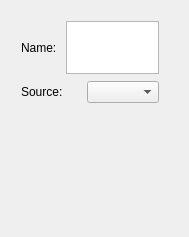
The window that FluxSol-CAE/NewJobDialog.ui (luchete80/fluxsol) describes before a commit, drawn with Qt 5.
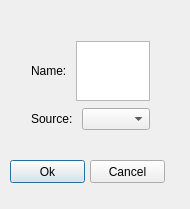
The same window after the commit.

Diff of the .ui file:
```diff
--- a/FluxSol-CAE/NewJobDialog.ui
+++ b/FluxSol-CAE/NewJobDialog.ui
@@ -6,8 +6,8 @@
    <rect>
     <x>0</x>
     <y>0</y>
-    <width>189</width>
-    <height>237</height>
+    <width>190</width>
+    <height>209</height>
    </rect>
   </property>
   <property name="windowTitle">
@@ -16,10 +16,10 @@
   <widget class="QWidget" name="verticalLayoutWidget">
    <property name="geometry">
     <rect>
-     <x>10</x>
-     <y>10</y>
-     <width>160</width>
-     <height>104</height>
+     <x>20</x>
+     <y>30</y>
+     <width>141</width>
+     <height>111</height>
     </rect>
    </property>
    <layout class="QVBoxLayout" name="verticalLayout">
@@ -59,6 +59,19 @@
       </item>
      </layout>
     </item>
+    <item>
+     <spacer name="verticalSpacer">
+      <property name="orientation">
+       <enum>Qt::Vertical</enum>
+      </property>
+      <property name="sizeHint" stdset="0">
+       <size>
+        <width>20</width>
+        <height>40</height>
+       </size>
+      </property>
+     </spacer>
+    </item>
     <item>
      <layout class="QHBoxLayout" name="horizontalLayout_2">
       <item>
@@ -75,6 +88,32 @@
     </item>
    </layout>
   </widget>
+  <widget class="QPushButton" name="pushButton">
+   <property name="geometry">
+    <rect>
+     <x>10</x>
+     <y>160</y>
+     <width>75</width>
+     <height>23</height>
+    </rect>
+   </property>
+   <property name="text">
+    <string>Ok</string>
+   </property>
+  </widget>
+  <widget class="QPushButton" name="pushButton_2">
+   <property name="geometry">
+    <rect>
+     <x>90</x>
+     <y>160</y>
+     <width>75</width>
+     <height>23</height>
+    </rect>
+   </property>
+   <property name="text">
+    <string>Cancel</string>
+   </property>
+  </widget>
  </widget>
  <layoutdefault spacing="6" margin="11"/>
  <resources/>
```
Left out of the diff: 7 changed lines with no effect on the pictures.
